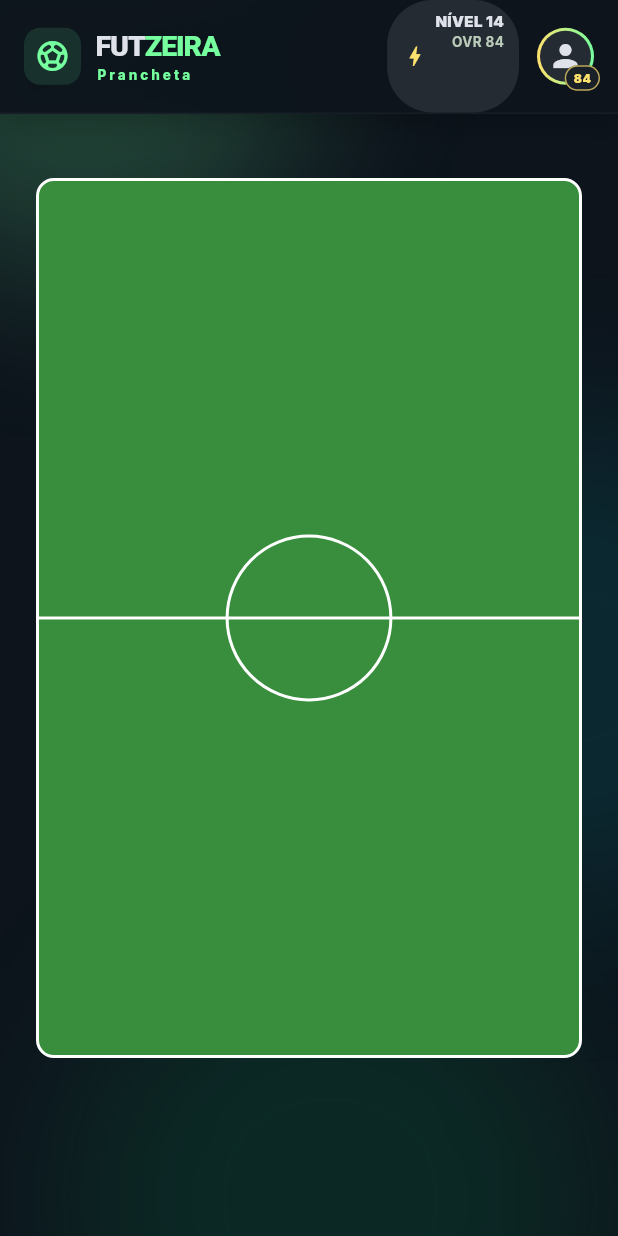
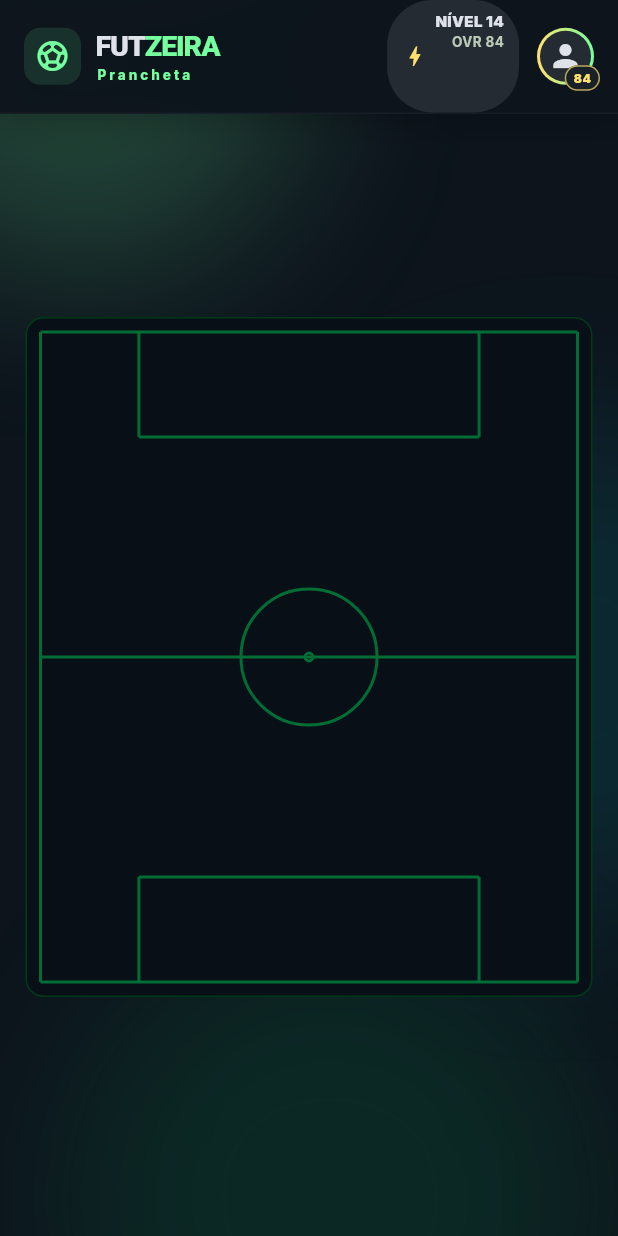
Before and after one commit to gabrielclicksi1-rgb/Futzeira, a Flutter app: the ClipboardPage screen opened directly, on a phone screen of 412 x 824 dp. Run offline on Flutter 3.47's test engine with Material 3 defaults, Android fonts, the phone set to English and light mode, and no system bars; our stand-ins replace get, get_storage, google_fonts, material_ui; missing offline and left inert: validatorless; accounts and stored records are empty.

Commit message:
desenho do campo

```diff
--- a/lib/app/modules/clipboard/clipboard_page.dart
+++ b/lib/app/modules/clipboard/clipboard_page.dart
@@ -20,19 +20,25 @@ class ClipboardPage extends GetView<ClipboardController> {
             bottom: false,
             child: LayoutBuilder(
               builder: (context, constraints) {
-                // Se a largura da tela for maior que 600px (ex: Tablet ou PC), tratamos como tela grande
-                double larguraDisponivel =
-                    constraints.maxWidth - (AppSpacing.pageMargin * 2);
+                double larguraDisponivel;
+                bool responsive = constraints.maxWidth > 380;
+                  double alturaDisponivel;
 
-                double alturaDisponivel = constraints.maxHeight - 100;
+                if(constraints.maxWidth >= 600){
+                  larguraDisponivel = 400 ;//16 de pageMargin
+                  alturaDisponivel = 450;
+                } else if(constraints.maxWidth >= 470 && constraints.maxWidth <= 600){
+                  larguraDisponivel =
+                  constraints.maxWidth * 0.60 ;//16 de pageMargin
+                  alturaDisponivel = constraints.maxHeight * 0.70;
+                }
+                else{
+                  larguraDisponivel = responsive ?
+                 constraints.maxWidth * 0.99 :
+                  constraints.maxWidth - (AppSpacing.pageMargin * 2 );
+                  alturaDisponivel = responsive? constraints.maxWidth * 1.1 :constraints.maxWidth * 1.1 ;
+                   }//16 de pageMargin}
 
-                double larguraBaseadaNaAltura = alturaDisponivel / 1.544;
-
-                double campoWidth = larguraDisponivel < larguraBaseadaNaAltura
-                    ? larguraDisponivel
-                    : larguraBaseadaNaAltura;
-
-                campoWidth = campoWidth.clamp(250.0, 410.0);
 
                 return Center(
                   child: SingleChildScrollView(
@@ -42,20 +48,24 @@ class ClipboardPage extends GetView<ClipboardController> {
                     ),
                     child: Column(
                       children: [
+
+                        SizedBox(
+                          height: 52,
+                        ),
                         Padding(
-                          padding: const EdgeInsets.all(8.0),
+                          padding: const EdgeInsets.all(1.0),
                           child: SizedBox(
-                            width: campoWidth,
-                            height: campoWidth * 1.544,
+                            width: larguraDisponivel,
+                            height: alturaDisponivel,
                             child: Stack(
                               children: [
                                 Container(
                                   decoration: BoxDecoration(
-                                    color: Colors.green[700],
+                                    color: AppColors.surfaceLowest,
                                     borderRadius: BorderRadius.circular(12),
                                     border: Border.all(
-                                      color: Colors.white,
-                                      width: 2,
+                                      color: AppColors.onPrimary,
+                                      width: 1,
                                     ),
                                   ),
                                 ),
@@ -93,24 +103,94 @@ class Campo extends CustomPainter {
  @override
   void paint(Canvas canvas, Size size) {
     final paint = Paint()
-      ..color = Colors.white
+      ..color = AppColors.inversePrimary
       ..strokeWidth = 2.0
       ..style = PaintingStyle.stroke;
 
     // Exemplo: Desenhando apenas a linha do meio-campo usando as dimensões relativas (size)
     // size.width e size.height se adaptam perfeitamente a qualquer tamanho de tela!
     canvas.drawLine(
-      Offset(0, size.height / 2),
-      Offset(size.width, size.height / 2),
+      Offset(10, size.height / 2),
+      Offset(size.width - 10, size.height / 2),
       paint,
     );
 
     // Círculo central usando o tamanho relativo
     canvas.drawCircle(
       Offset(size.width / 2, size.height / 2),
-      size.width * 0.15, // 15% da largura do campo
+      size.width * 0.12, // 15% da largura do campo
       paint,
     );
+    canvas.drawCircle(
+      Offset(size.width / 2, size.height / 2),
+      size.width * 0.007, // 15% da largura do campo
+      paint,
+    );
+
+     canvas.drawLine(
+      Offset(10, 10),
+      Offset(10, size.height - 10),
+      paint,
+    );
+
+    canvas.drawLine(
+      Offset(10, 10),
+      Offset(size.width -10 , 10),
+      paint,
+    );
+
+    canvas.drawLine(
+      Offset(size.width - 10, 10 ),
+      Offset(size.width -10 , size.height - 10),
+      paint,
+    );
+
+     canvas.drawLine(
+      Offset( 10,  size.height - 10 ),
+      Offset(size.width -10 , size.height - 10),
+      paint,
+    );
+
+    canvas.drawLine(
+      Offset( size.width * 2/10,  size.height - 10, ),
+      Offset(size.width * 2/10, size.height - 80),
+      paint,
+    );
+
+     canvas.drawLine(
+      Offset( size.width * 2/10 ,size.height - 80, ),
+      Offset(size.width * 8/10, size.height - 80),
+      paint,
+    );
+
+    canvas.drawLine(
+      Offset( size.width * 8/10 ,size.height - 10, ),
+      Offset(size.width * 8/10, size.height - 80),
+      paint,
+    );
+
+     canvas.drawLine(
+      Offset( size.width * 2/10, 10 ),
+      Offset(size.width * 2/10, 80),
+      paint,
+    );
+
+     canvas.drawLine(
+      Offset( size.width * 2/10, 80),
+      Offset(size.width * 8/10, 80),
+      paint,
+    );
+
+     canvas.drawLine(
+      Offset( size.width * 8/10, 80),
+      Offset(size.width * 8/10, 10),
+      paint,
+    );
+
+
+
+
+
   }
 
   @override
```
Also changed, not shown: pubspec.lock, 1 other file.
